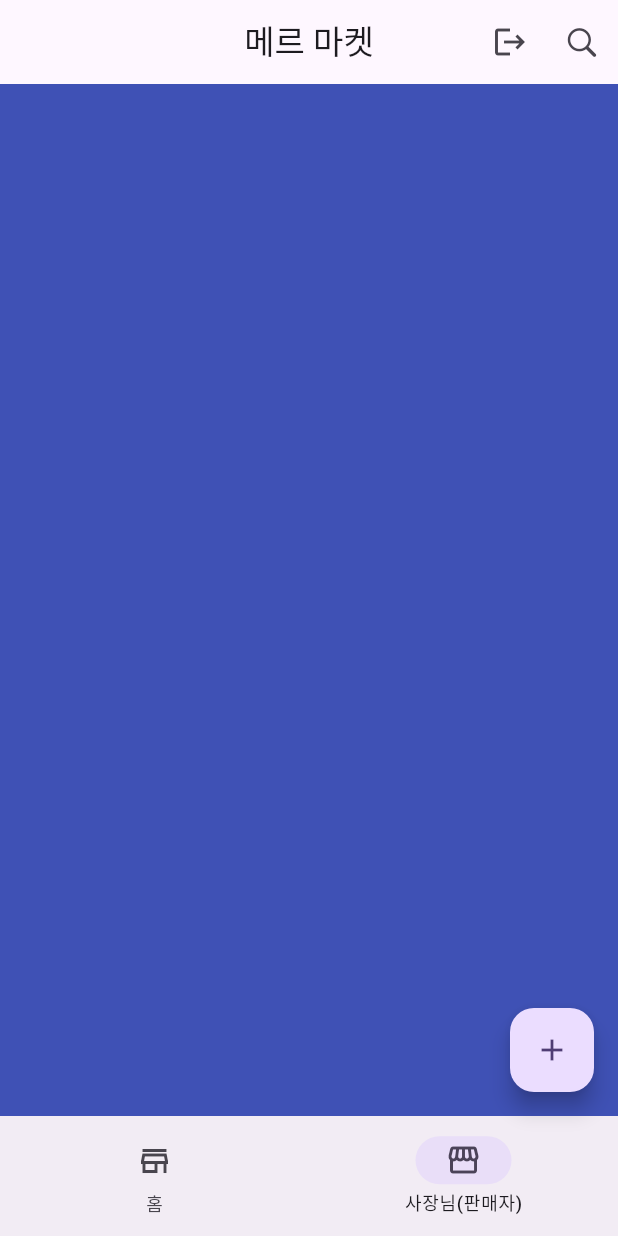
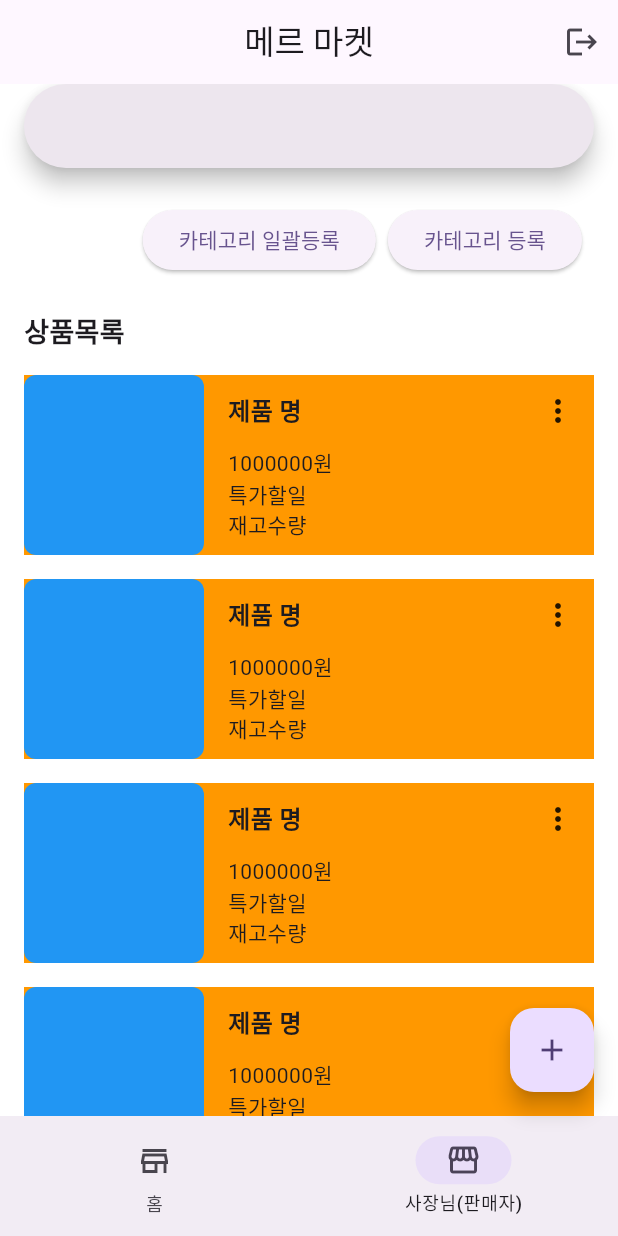
Before and after one commit to mincoln419/market_app, a Flutter app: the screen it shows after launch, item 2 of the bottom bar chosen, on a phone screen of 412 x 824 dp. Run offline on Flutter 3.47's test engine with Material 3 defaults, Android fonts, the light colour scheme and no system bars; our stand-ins replace dots_indicator, firebase_core; accounts and stored records are empty.

Commit message:
seller widget impl

```diff
--- a/lib/home/home_screen.dart
+++ b/lib/home/home_screen.dart
@@ -1,6 +1,7 @@
 import 'package:flutter/cupertino.dart';
 import 'package:flutter/material.dart';
 import 'package:market_app/home/widgets/home_widget.dart';
+import 'package:market_app/home/widgets/seller_widget.dart';
 
 class HomeScreen extends StatefulWidget {
   const HomeScreen({super.key});
@@ -21,6 +22,7 @@ class _HomeScreenState extends State<HomeScreen> {
         centerTitle: true,
         actions: [
           IconButton(onPressed: () {}, icon: Icon(Icons.logout)),
+          if(_menuIndex == 0)
           IconButton(onPressed: () {}, icon: Icon(CupertinoIcons.search)),
         ],
       ),
@@ -28,9 +30,7 @@ class _HomeScreenState extends State<HomeScreen> {
         index: _menuIndex,
         children: [
           HomeWidget(),
-          Container(
-            color: Colors.indigo,
-          ),
+          SellerWidget(),
         ],
       ),
       floatingActionButton: switch (_menuIndex) {
--- /dev/null
+++ b/lib/home/widgets/seller_widget.dart
@@ -0,0 +1,108 @@
+import 'package:flutter/material.dart';
+
+class SellerWidget extends StatefulWidget {
+  const SellerWidget({super.key});
+
+  @override
+  State<SellerWidget> createState() => _SellerWidgetState();
+}
+
+class _SellerWidgetState extends State<SellerWidget> {
+  @override
+  Widget build(BuildContext context) {
+    return Container(
+      padding: const EdgeInsets.symmetric(horizontal: 16),
+      color: Colors.white,
+      child: Column(
+        crossAxisAlignment: CrossAxisAlignment.start,
+        children: [
+          const SearchBar(),
+          const SizedBox(
+            height: 16,
+          ),
+          ButtonBar(
+            children: [
+              ElevatedButton(
+                onPressed: () {},
+                child: Text("카테고리 일괄등록"),
+              ),
+              ElevatedButton(
+                onPressed: () {},
+                child: Text("카테고리 등록"),
+              ),
+            ],
+          ),
+          const Padding(
+            padding: EdgeInsets.symmetric(vertical: 16),
+            child: Text(
+              "상품목록",
+              style: TextStyle(
+                fontWeight: FontWeight.bold,
+                fontSize: 18,
+              ),
+            ),
+          ),
+          Expanded(
+            child: ListView.builder(
+              itemBuilder: (context, index) {
+                return Container(
+                  height: 120,
+                  margin: const EdgeInsets.only(bottom: 16),
+                  color: Colors.orange,
+                  child: Row(
+                    children: [
+                      Container(
+                        width: 120,
+                        decoration: BoxDecoration(
+                          color: Colors.blue,
+                          borderRadius: BorderRadius.circular(8),
+                          //image: DecorationImage()
+                        ),
+                      ),
+                      Expanded(
+                        child: Padding(
+                          padding: const EdgeInsets.only(left: 16),
+                          child: Column(
+                            crossAxisAlignment: CrossAxisAlignment.start,
+                            children: [
+                              Row(
+                                mainAxisAlignment:
+                                    MainAxisAlignment.spaceBetween,
+                                children: [
+                                  Text(
+                                    "제품 명",
+                                    style: TextStyle(
+                                      fontWeight: FontWeight.bold,
+                                      fontSize: 16,
+                                    ),
+                                  ),
+                                  PopupMenuButton(
+                                    itemBuilder: (context) => [
+                                      PopupMenuItem(
+                                        child: Text("리뷰"),
+                                      ),
+                                      PopupMenuItem(
+                                        child: Text("삭제"),
+                                      ),
+                                    ],
+                                  ),
+                                ],
+                              ),
+                              Text("1000000원"),
+                              Text("특가할일"),
+                              Text("재고수량"),
+                            ],
+                          ),
+                        ),
+                      )
+                    ],
+                  ),
+                );
+              },
+            ),
+          ),
+        ],
+      ),
+    );
+  }
+}
```
